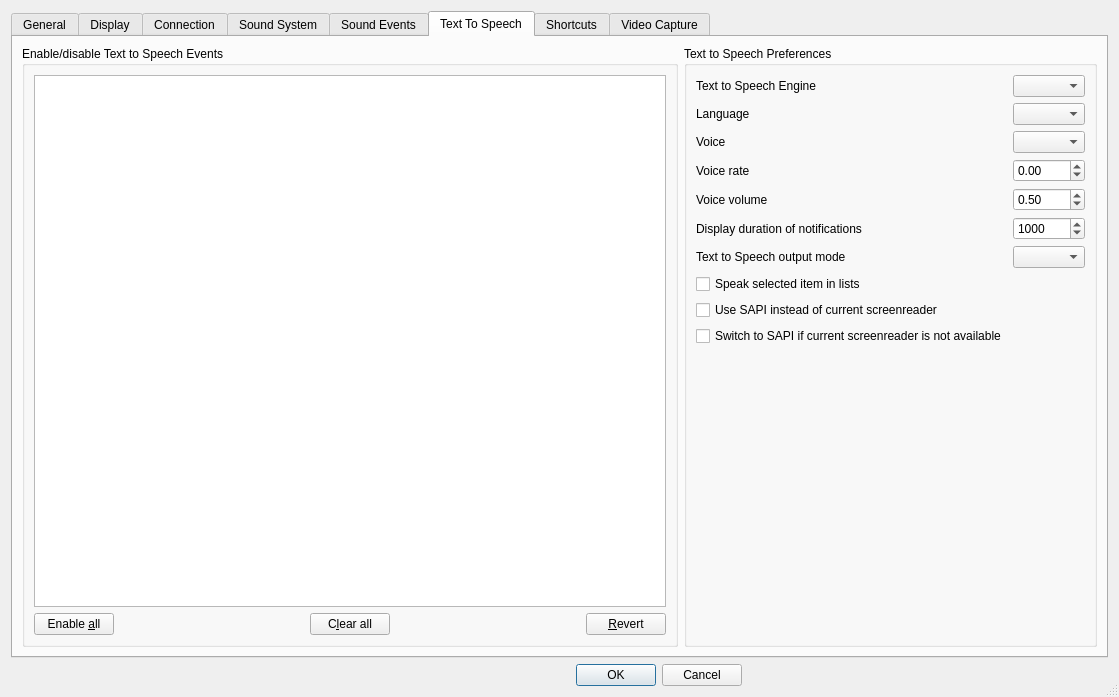
BearWare/TeamTalk5, file Client/qtTeamTalk/preferences.ui: the form before one commit.
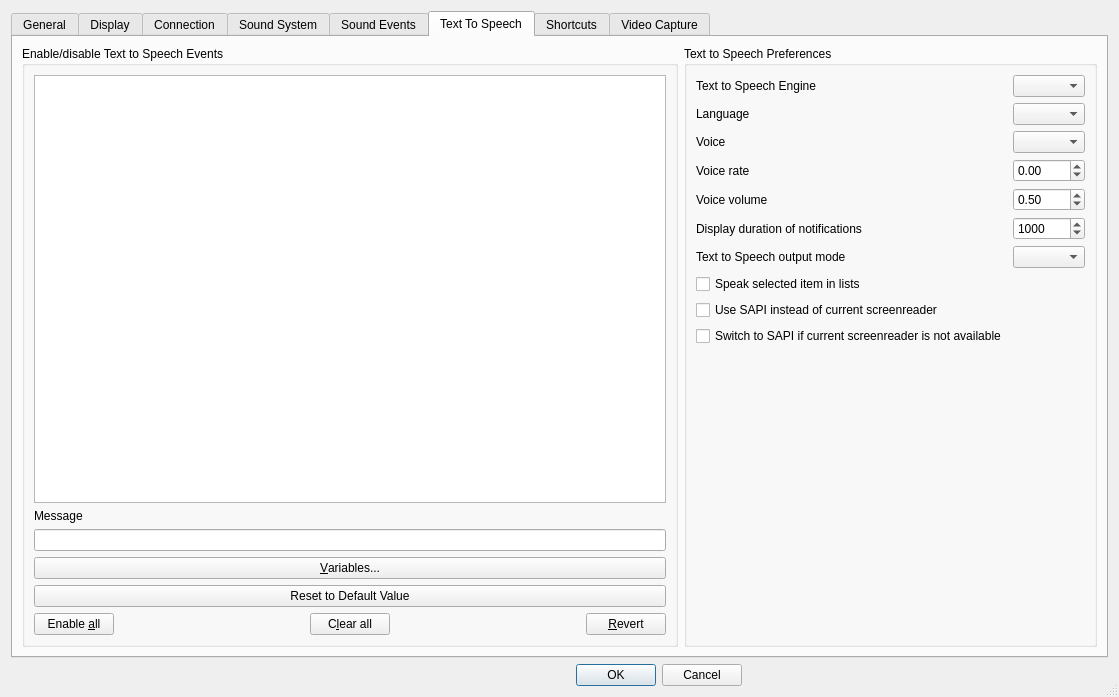
The form after the commit. The open tabs and pages were chosen to show the change. Icons and pictures are not drawn. Custom widgets are drawn as their Qt base class.

Commit message: Change UI to customize TTS message

```diff
--- a/Client/qtTeamTalk/preferences.ui
+++ b/Client/qtTeamTalk/preferences.ui
@@ -2177,6 +2177,33 @@
             </property>
            </widget>
           </item>
+          <item>
+           <widget class="QLabel" name="TTSMsgLabel">
+            <property name="text">
+             <string>Message</string>
+            </property>
+            <property name="buddy">
+             <cstring>TTSMsgEdit</cstring>
+            </property>
+           </widget>
+          </item>
+          <item>
+           <widget class="QLineEdit" name="TTSMsgEdit"/>
+          </item>
+          <item>
+           <widget class="QPushButton" name="TTSVarButton">
+            <property name="text">
+             <string>&amp;Variables...</string>
+            </property>
+           </widget>
+          </item>
+          <item>
+           <widget class="QPushButton" name="TTSDefValButton">
+            <property name="text">
+             <string>Reset to Default Value</string>
+            </property>
+           </widget>
+          </item>
           <item>
            <layout class="QHBoxLayout" name="horizontalLayout_23">
             <item>
```
The commit also changes 6 other files.
